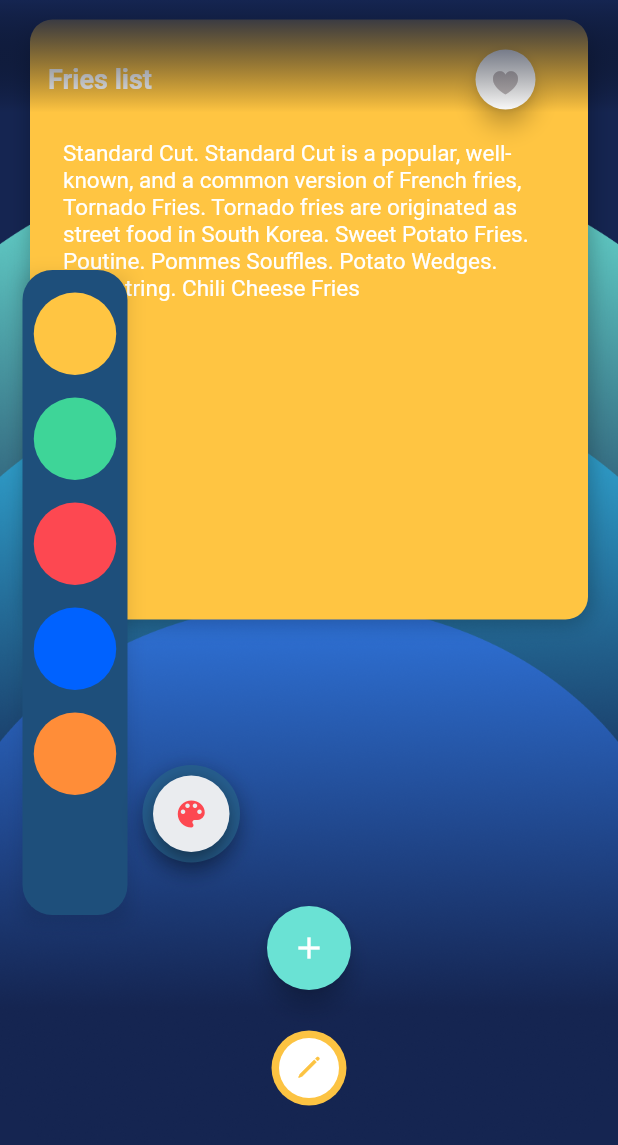
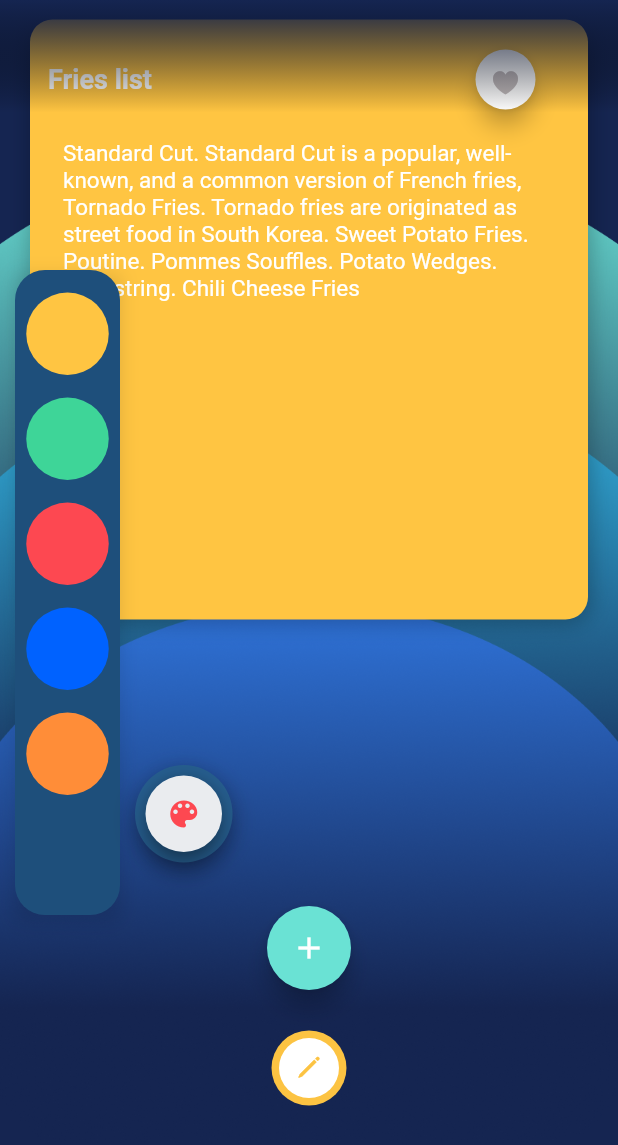
Before and after one commit to Andres-GP/Notastic-App, a Flutter app: the HomeScreen screen opened directly, after a tap on the "color lens" icon, on a phone screen of 412 x 824 dp. Shown: the top 1145 px of the screen. Run offline on Flutter 3.47's test engine with Material 2 defaults, Android fonts, the light colour scheme and no system bars; drawn by our look-alikes of lite_rolling_switch; our stand-ins replace after_layout, shared_preferences; accounts and stored records are empty.

Commit message:
Color pick animation implemented(Tested)

```diff
--- a/lib/ui/color_picker.dart
+++ b/lib/ui/color_picker.dart
@@ -18,12 +18,26 @@ class ColorPickerWidget extends StatefulWidget {
   _ColorPickerWidgetState createState() => _ColorPickerWidgetState();
 }
 
-class _ColorPickerWidgetState extends State<ColorPickerWidget> {
+class _ColorPickerWidgetState extends State<ColorPickerWidget> with SingleTickerProviderStateMixin{
+
   var colorPickerButtonColor = AppColor.colorPickerButtonIconColorFolded;
+
+  final Duration colorMenuAnimationDuration = const Duration(milliseconds:550);
+  bool moveHorizontal = false;
+
 
   @override
   Widget build(BuildContext context) {
-    return Container(
+    return Stack(
+      children: [
+        AnimatedPositioned(
+          duration: colorMenuAnimationDuration,
+          top: 0,
+          bottom: 0,
+          left: moveHorizontal ? -5 : -90,
+          right: 0,
+          curve: Curves.easeInOutCirc,
+          child: Container(
             width: 160,
             margin: EdgeInsets.only(top: 180),
             child: Stack(
@@ -95,6 +109,7 @@ class _ColorPickerWidgetState extends State<ColorPickerWidget> {
                         ),
                             child: FloatingActionButton(
                               onPressed: () {
+                                moveHorizontal = !moveHorizontal;
                                 if (colorPickerButtonColor == AppColor.colorPickerButtonIconColorUnFolded) {
                                   setState(() {
                                     colorPickerButtonColor = AppColor.colorPickerButtonIconColorFolded;
@@ -115,6 +130,9 @@ class _ColorPickerWidgetState extends State<ColorPickerWidget> {
                   )
                 ]
               ),
+          ),
+        ),
+      ],
     );
   }
 }
```
Lines whose indentation alone changed are shown as unchanged.
